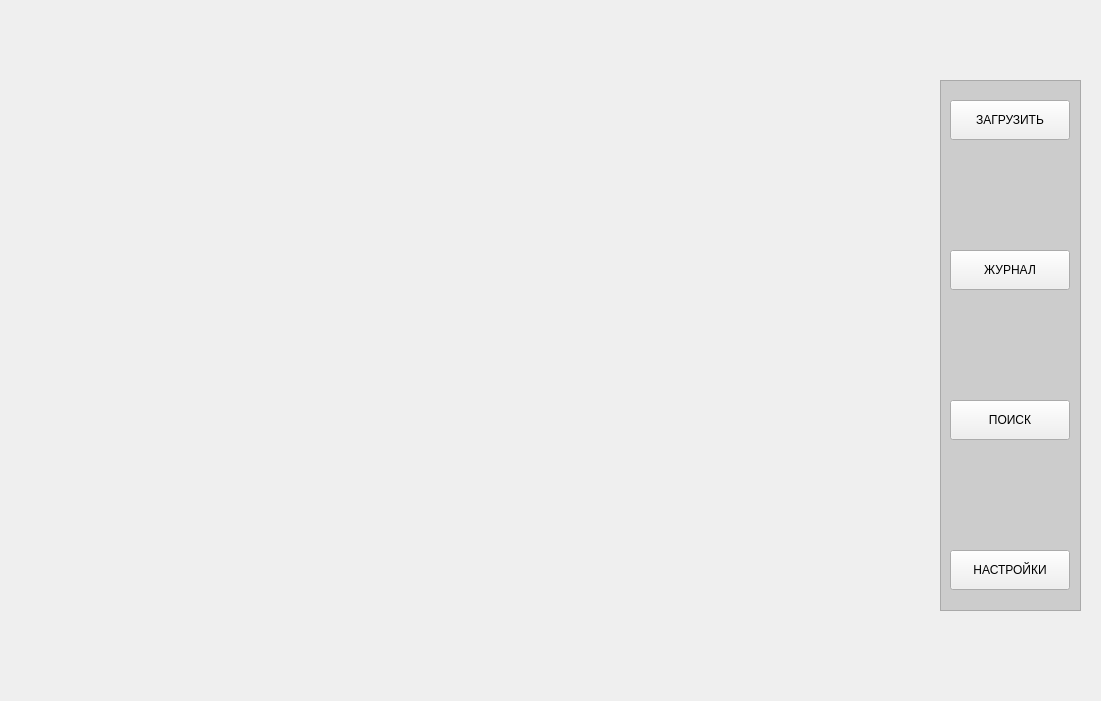
kyrvvwfzhy-code/innovation_proposal_checking, file gui/ui/top.ui: the form before one commit.
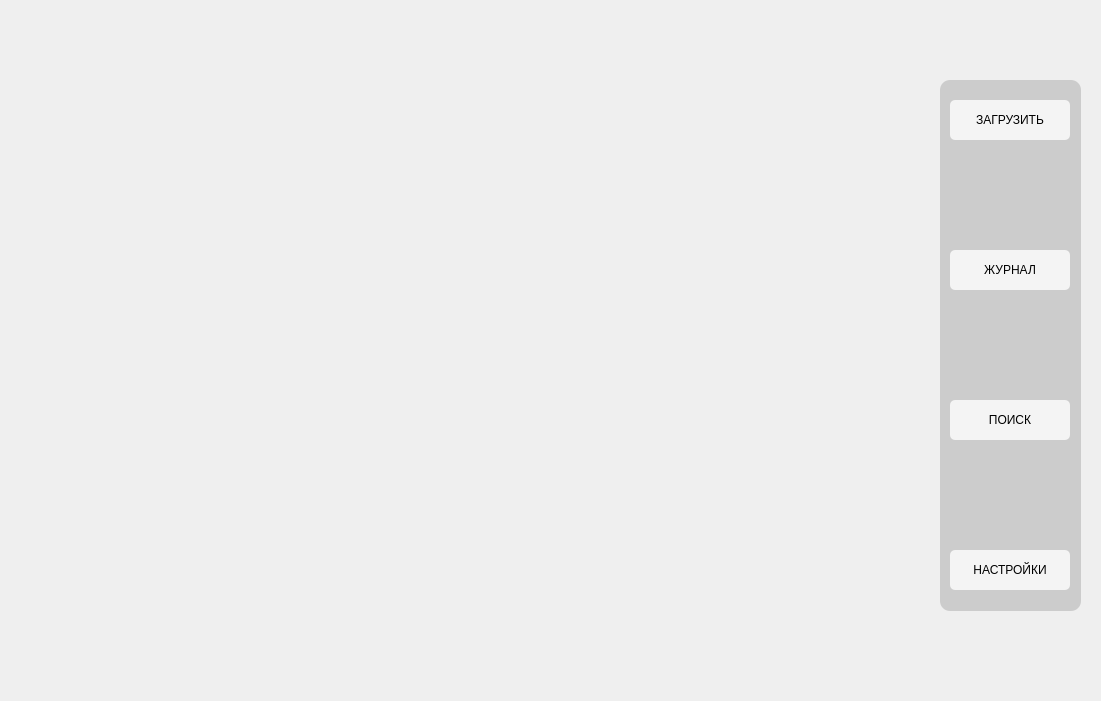
The form after the commit.

The edit to the form file:
```diff
--- a/gui/ui/top.ui
+++ b/gui/ui/top.ui
@@ -19,6 +19,40 @@
   <property name="windowTitle">
    <string>Form</string>
   </property>
+  <property name="styleSheet">
+   <string notr="true">QFrame {
+    border-radius: 10px;
+}
+
+QPushButton{
+	background-color: rgba(255, 255, 255, 200);
+    border-radius: 5px;
+}
+
+QPushButton:hover:!checked {
+    background-color: rgb(119, 118, 123);
+}
+
+QPushButton:checked:hover {
+   background-color: rgb(119, 118, 123);
+}
+
+QPushButton:pressed:!checked {
+	background-color: rgb(154, 153, 150);
+}
+
+QPushButton:checked:pressed {
+	background-color: rgb(154, 153, 150);
+}
+
+QPushButton:checked {
+	background-color: rgb(154, 153, 150);
+}
+
+QPushButton:!checked {
+	background-color: rgba(255, 255, 255, 200);
+}</string>
+  </property>
   <widget class="QPushButton" name="pushButton_2">
    <property name="geometry">
     <rect>
@@ -31,6 +65,9 @@
    <property name="text">
     <string>ПОИСК</string>
    </property>
+   <property name="checkable">
+    <bool>true</bool>
+   </property>
   </widget>
   <widget class="QPushButton" name="pushButton_3">
    <property name="geometry">
@@ -44,6 +81,9 @@
    <property name="text">
     <string>НАСТРОЙКИ</string>
    </property>
+   <property name="checkable">
+    <bool>true</bool>
+   </property>
   </widget>
   <widget class="QPushButton" name="pushButton">
    <property name="geometry">
@@ -57,6 +97,9 @@
    <property name="text">
     <string>ЗАГРУЗИТЬ</string>
    </property>
+   <property name="checkable">
+    <bool>true</bool>
+   </property>
   </widget>
   <widget class="QStackedWidget" name="stackedWidget">
    <property name="geometry">
@@ -89,6 +132,9 @@
    <property name="text">
     <string>ЖУРНАЛ</string>
    </property>
+   <property name="checkable">
+    <bool>true</bool>
+   </property>
   </widget>
   <widget class="QFrame" name="frame">
    <property name="geometry">
```
